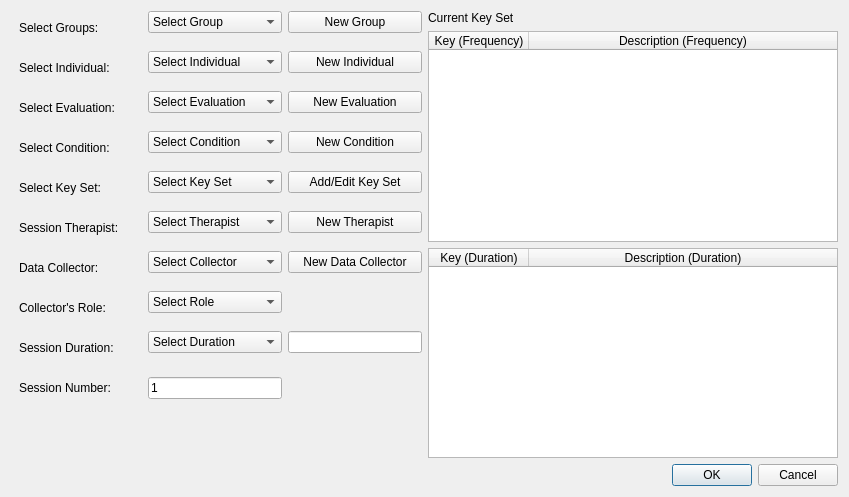
The window that sessionwindow.ui (miyamot0/DataTracker3) describes before a commit, drawn with Qt 5.
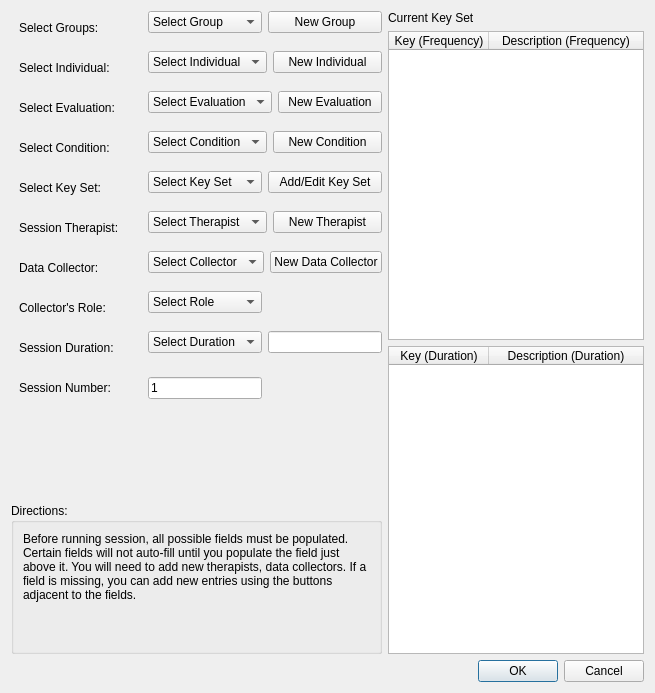
The same window after the commit.

```diff
--- a/sessionwindow.ui
+++ b/sessionwindow.ui
@@ -7,7 +7,7 @@
     <x>0</x>
     <y>0</y>
     <width>849</width>
-    <height>497</height>
+    <height>636</height>
    </rect>
   </property>
   <property name="windowTitle">
@@ -15,7 +15,7 @@
   </property>
   <layout class="QVBoxLayout" name="verticalLayout">
    <property name="sizeConstraint">
-    <enum>QLayout::SetDefaultConstraint</enum>
+    <enum>QLayout::SetFixedSize</enum>
    </property>
    <item>
     <layout class="QHBoxLayout" name="topLayout">
@@ -636,6 +636,76 @@
          </item>
         </layout>
        </item>
+       <item row="12" column="0" colspan="2">
+        <widget class="QGroupBox" name="groupBox">
+         <property name="sizePolicy">
+          <sizepolicy hsizetype="Preferred" vsizetype="MinimumExpanding">
+           <horstretch>0</horstretch>
+           <verstretch>0</verstretch>
+          </sizepolicy>
+         </property>
+         <property name="title">
+          <string>Directions:</string>
+         </property>
+         <layout class="QVBoxLayout" name="verticalLayout_2">
+          <item>
+           <widget class="QLabel" name="label_3">
+            <property name="sizePolicy">
+             <sizepolicy hsizetype="Preferred" vsizetype="Preferred">
+              <horstretch>0</horstretch>
+              <verstretch>0</verstretch>
+             </sizepolicy>
+            </property>
+            <property name="text">
+             <string>&lt;html&gt;&lt;head/&gt;&lt;body&gt;&lt;p&gt;Before running session, all possible fields must be populated. Certain fields will not auto-fill until you populate the field just above it. You will need to add new therapists, data collectors. If a field is missing, you can add new entries using the buttons adjacent to the fields.&lt;/p&gt;&lt;/body&gt;&lt;/html&gt;</string>
+            </property>
+            <property name="wordWrap">
+             <bool>true</bool>
+            </property>
+           </widget>
+          </item>
+          <item>
+           <spacer name="verticalSpacer">
+            <property name="orientation">
+             <enum>Qt::Vertical</enum>
+            </property>
+            <property name="sizeHint" stdset="0">
+             <size>
+              <width>20</width>
+              <height>40</height>
+             </size>
+            </property>
+           </spacer>
+          </item>
+         </layout>
+        </widget>
+       </item>
+       <item row="11" column="0" colspan="2">
+        <spacer name="verticalSpacer_2">
+         <property name="orientation">
+          <enum>Qt::Vertical</enum>
+         </property>
+         <property name="sizeHint" stdset="0">
+          <size>
+           <width>20</width>
+           <height>40</height>
+          </size>
+         </property>
+        </spacer>
+       </item>
+       <item row="10" column="0">
+        <spacer name="verticalSpacer_3">
+         <property name="orientation">
+          <enum>Qt::Vertical</enum>
+         </property>
+         <property name="sizeHint" stdset="0">
+          <size>
+           <width>20</width>
+           <height>40</height>
+          </size>
+         </property>
+        </spacer>
+       </item>
       </layout>
      </item>
      <item>
```
